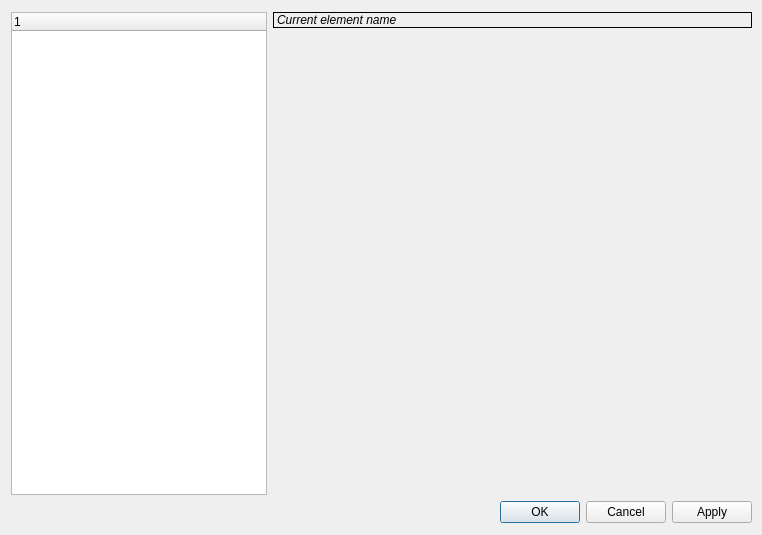
Qt form trunk/src/ui/propertiesdialog.ui (canorusmusic/canorus) before a commit.
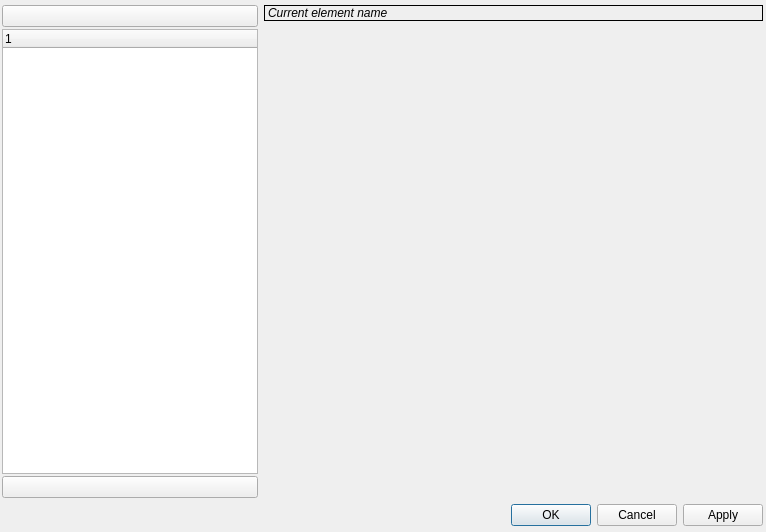
The same form after that commit. Icons and pictures are not drawn.

Commit message: Make splash Canorus sign smaller. Initial work for moving subelements to other parents in properties dialog.

Patch:
```diff
--- a/trunk/src/ui/propertiesdialog.ui
+++ b/trunk/src/ui/propertiesdialog.ui
@@ -5,8 +5,8 @@
    <rect>
     <x>0</x>
     <y>0</y>
-    <width>762</width>
-    <height>535</height>
+    <width>766</width>
+    <height>532</height>
    </rect>
   </property>
   <property name="windowTitle" >
@@ -15,16 +15,28 @@
   <widget class="QWidget" name="layoutWidget" >
    <property name="geometry" >
     <rect>
-     <x>11</x>
-     <y>12</y>
-     <width>741</width>
-     <height>511</height>
+     <x>2</x>
+     <y>5</y>
+     <width>761</width>
+     <height>521</height>
     </rect>
    </property>
    <layout class="QVBoxLayout" >
     <item>
      <layout class="QHBoxLayout" >
       <item>
+       <layout class="QVBoxLayout" >
+        <property name="spacing" >
+         <number>2</number>
+        </property>
+        <item>
+         <widget class="QPushButton" name="uiUp" >
+          <property name="icon" >
+           <iconset>images/up.svg</iconset>
+          </property>
+         </widget>
+        </item>
+        <item>
        <widget class="QTreeWidget" name="uiDocumentTree" >
         <property name="sizePolicy" >
          <sizepolicy vsizetype="Expanding" hsizetype="Preferred" >
@@ -32,8 +44,8 @@
           <verstretch>0</verstretch>
          </sizepolicy>
         </property>
-        <property name="dragEnabled" >
-         <bool>true</bool>
+          <property name="columnCount" >
+           <number>1</number>
         </property>
         <column>
          <property name="text" >
@@ -41,6 +53,15 @@
          </property>
         </column>
        </widget>
+        </item>
+        <item>
+         <widget class="QPushButton" name="uiDown" >
+          <property name="icon" >
+           <iconset>images/down.svg</iconset>
+          </property>
+         </widget>
+        </item>
+       </layout>
       </item>
       <item>
        <layout class="QVBoxLayout" >
```
Lines whose indentation alone changed are shown as unchanged. The commit also changes 7 other files.
